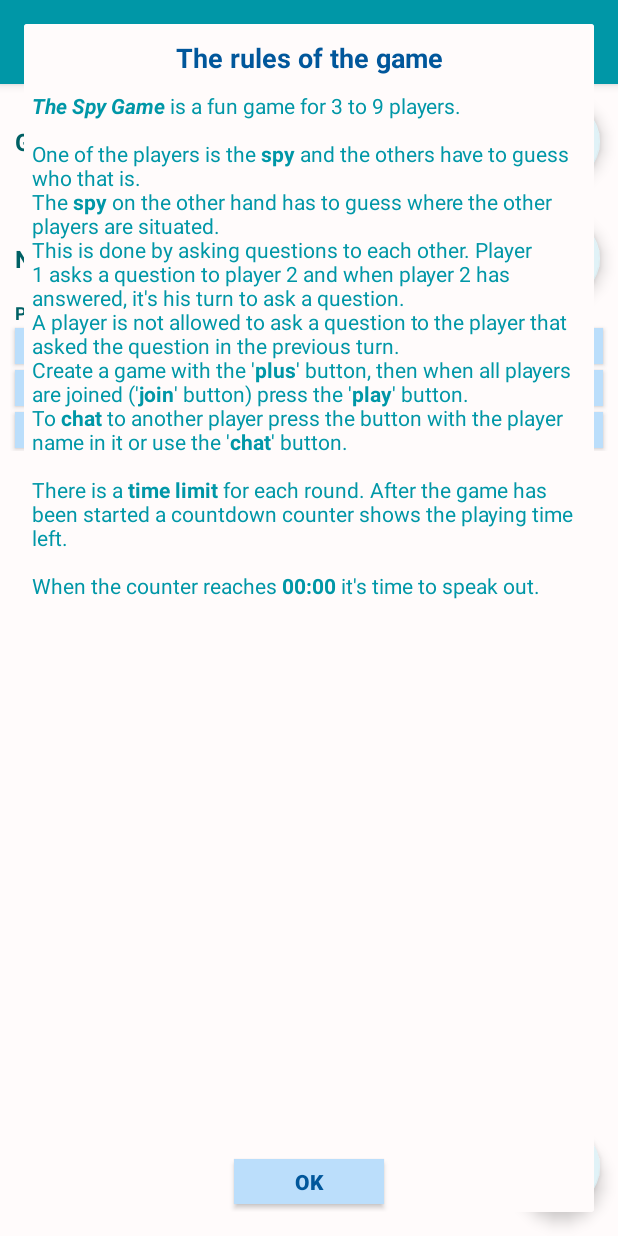
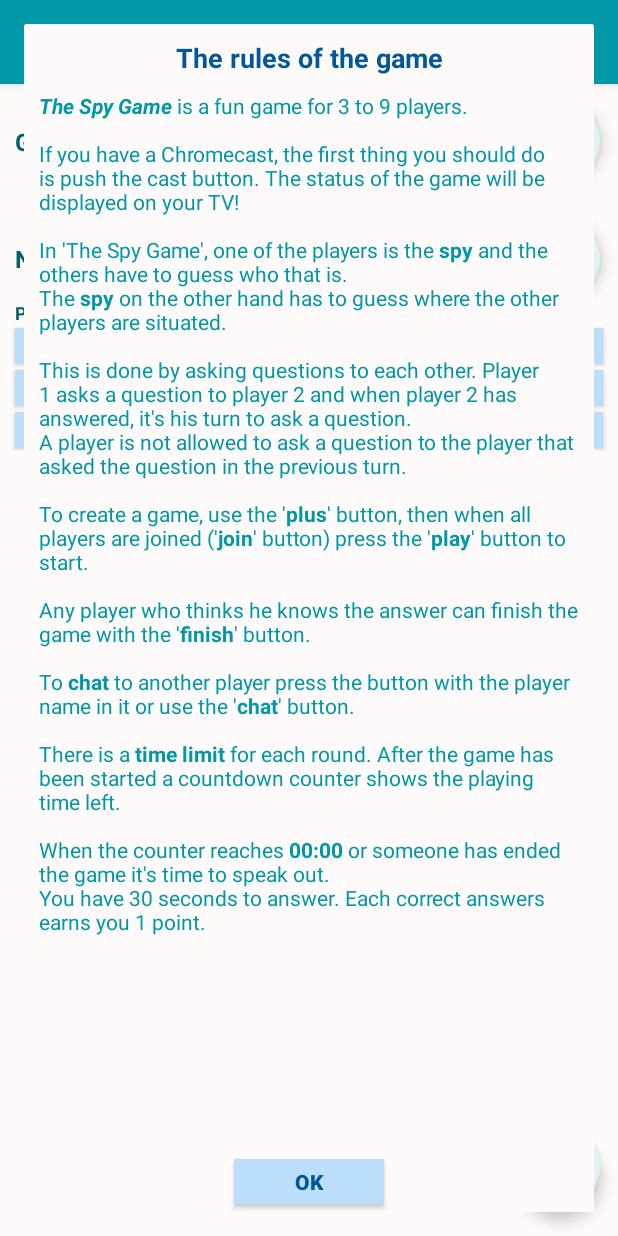
Before and after one commit to wthieme/TheSpyGame, an Android app: the screen it shows after launch (MainActivity), in the options menu, after a tap on "Rules", on a phone screen of 412 x 824 dp. Run offline under Robolectric (Android 15) with nearby library versions, the phone set to English and light mode, and no system bars; libraries missing offline, so code that uses them is left out: com.google.api.client; 6 statements that could not run were skipped.

Commit message:
Layout improvements, scrollbar in rules dialog

```diff
--- a/tsg_app/build.gradle
+++ b/tsg_app/build.gradle
@@ -8,8 +8,8 @@ android {
         applicationId "nl.whitedove.thespygame"
         minSdkVersion 17
         targetSdkVersion 25
-        versionCode 15
-        versionName "1.2.2"
+        versionCode 16
+        versionName "1.2.3"
     }
     buildTypes {
         release {
--- a/tsg_app/src/main/res/layout/content_main.xml
+++ b/tsg_app/src/main/res/layout/content_main.xml
@@ -12,9 +12,9 @@
         android:id="@+id/llGame"
         android:layout_width="match_parent"
         android:layout_height="55dp"
+        android:layout_marginTop="5dp"
         android:clipChildren="false"
         android:gravity="center"
-        android:layout_marginTop="5dp"
         android:orientation="horizontal"
         android:paddingTop="0dp">
 
@@ -22,8 +22,8 @@
             android:layout_width="wrap_content"
             android:layout_height="wrap_content"
             android:layout_marginStart="10dp"
-            android:width="60dp"
-            android:gravity="left"
+            android:gravity="start"
+            android:labelFor="@+id/etGame"
             android:text="@string/Game"
             android:textColor="@color/colorPrimaryDark"
             android:textSize="16sp"
@@ -32,6 +32,7 @@
         <EditText
             android:id="@+id/etGame"
             android:layout_width="0dp"
+            android:layout_marginStart="3dp"
             android:layout_height="wrap_content"
             android:layout_weight="1"
             android:width="60dp"
@@ -110,8 +111,8 @@
             android:layout_width="wrap_content"
             android:layout_height="wrap_content"
             android:layout_marginStart="10dp"
-            android:width="60dp"
-            android:gravity="left"
+            android:gravity="start"
+            android:labelFor="@+id/etNickname"
             android:text="@string/Nickname"
             android:textColor="@color/colorPrimaryDark"
             android:textSize="16sp"
@@ -123,6 +124,7 @@
             android:layout_height="wrap_content"
             android:layout_weight="1"
             android:width="60dp"
+            android:layout_marginStart="3dp"
             android:background="@drawable/edit_text"
             android:inputType="text"
             android:maxLength="10"
@@ -163,7 +165,7 @@
             android:layout_height="wrap_content"
             android:layout_marginStart="10dp"
             android:width="100dp"
-            android:gravity="left"
+            android:gravity="start"
             android:text="@string/Players"
             android:textColor="@color/colorPrimaryDark"
             android:textSize="12sp"
@@ -182,6 +184,7 @@
 
         <Button
             android:id="@+id/btnPlayer1"
+            style="android:attr/buttonBarButtonStyle"
             android:layout_width="match_parent"
             android:layout_height="wrap_content"
             android:layout_marginBottom="2dp"
@@ -199,6 +202,7 @@
 
         <Button
             android:id="@+id/btnPlayer2"
+            style="android:attr/buttonBarButtonStyle"
             android:layout_width="match_parent"
             android:layout_height="wrap_content"
             android:layout_marginBottom="2dp"
@@ -216,6 +220,7 @@
 
         <Button
             android:id="@+id/btnPlayer3"
+            style="android:attr/buttonBarButtonStyle"
             android:layout_width="match_parent"
             android:layout_height="wrap_content"
             android:layout_marginBottom="2dp"
@@ -244,6 +249,7 @@
 
         <Button
             android:id="@+id/btnPlayer4"
+            style="android:attr/buttonBarButtonStyle"
             android:layout_width="match_parent"
             android:layout_height="wrap_content"
             android:layout_marginBottom="2dp"
@@ -261,6 +267,7 @@
 
         <Button
             android:id="@+id/btnPlayer5"
+            style="android:attr/buttonBarButtonStyle"
             android:layout_width="match_parent"
             android:layout_height="wrap_content"
             android:layout_marginBottom="2dp"
@@ -278,6 +285,7 @@
 
         <Button
             android:id="@+id/btnPlayer6"
+            style="android:attr/buttonBarButtonStyle"
             android:layout_width="match_parent"
             android:layout_height="wrap_content"
             android:layout_marginBottom="2dp"
@@ -306,6 +314,7 @@
 
         <Button
             android:id="@+id/btnPlayer7"
+            style="android:attr/buttonBarButtonStyle"
             android:layout_width="match_parent"
             android:layout_height="wrap_content"
             android:layout_marginBottom="2dp"
@@ -323,6 +332,7 @@
 
         <Button
             android:id="@+id/btnPlayer8"
+            style="android:attr/buttonBarButtonStyle"
             android:layout_width="match_parent"
             android:layout_height="wrap_content"
             android:layout_marginBottom="2dp"
@@ -340,6 +350,7 @@
 
         <Button
             android:id="@+id/btnPlayer9"
+            style="android:attr/buttonBarButtonStyle"
             android:layout_width="match_parent"
             android:layout_height="wrap_content"
             android:layout_marginBottom="2dp"
--- a/tsg_app/src/main/res/layout/rules_dialog.xml
+++ b/tsg_app/src/main/res/layout/rules_dialog.xml
@@ -10,22 +10,31 @@
         android:layout_width="match_parent"
         android:layout_height="wrap_content"
         android:layout_margin="10dp"
+        android:gravity="center"
         android:text="@string/RulesTitle"
         android:textColor="@color/colorPrimary"
         android:textSize="18sp"
-        android:textStyle="bold"
-        android:gravity="center" />
+        android:textStyle="bold" />
+
+    <ScrollView
+        android:id="@+id/SCROLLER_ID"
+        android:layout_width="fill_parent"
+        android:layout_marginBottom="40dp"
+        android:layout_height="wrap_content"
+        android:layout_below="@+id/tvRulesTitle"
+        android:fillViewport="true"
+        android:scrollbars="vertical">
 
         <TextView
             android:id="@+id/tvRulesText"
             android:layout_width="wrap_content"
             android:layout_height="wrap_content"
-        android:layout_below="@+id/tvRulesTitle"
-        android:layout_marginLeft="5dp"
-        android:layout_marginRight="5dp"
+            android:layout_marginLeft="10dp"
+            android:layout_marginRight="10dp"
             android:text="@string/RulesTxt"
             android:textColor="@color/colorTekst"
             android:textSize="14sp" />
+    </ScrollView>
 
     <Button
         android:id="@+id/btOk"
--- a/tsg_app/src/main/res/values/strings.xml
+++ b/tsg_app/src/main/res/values/strings.xml
@@ -30,14 +30,17 @@
     <string name="OK">OK</string>
     <string name="RulesTitle">The rules of the game</string>
     <string name="RulesTxt"><b><i>The Spy Game</i></b> is a fun game for 3 to 9 players.
-        \n\nOne of the players is the <b>spy</b> and the others have to guess who that is.
+        \n\nIf you have a Chromecast, the first thing you should do is push the cast button. The status of the game will be displayed on your TV!
+        \n\nIn \'The Spy Game\', one of the players is the <b>spy</b> and the others have to guess who that is.
         \nThe <b>spy</b> on the other hand has to guess where the other players are situated.
-        \nThis is done by asking questions to each other. Player 1 asks a question to player 2 and when player 2 has answered, it\'s his turn to ask a question.
+        \n\nThis is done by asking questions to each other. Player 1 asks a question to player 2 and when player 2 has answered, it\'s his turn to ask a question.
         \nA player is not allowed to ask a question to the player that asked the question in the previous turn.
-        \nCreate a game with the \'<b>plus</b>\' button, then when all players are joined (\'<b>join</b>\' button) press the \'<b>play</b>\' button.
-        \nTo <b>chat</b> to another player press the button with the player name in it or use the \'<b>chat</b>\' button.
+        \n\nTo create a game, use the \'<b>plus</b>\' button, then when all players are joined (\'<b>join</b>\' button) press the \'<b>play</b>\' button to start.
+        \n\nAny player who thinks he knows the answer can finish the game with the \'<b>finish</b>\' button.
+        \n\nTo <b>chat</b> to another player press the button with the player name in it or use the \'<b>chat</b>\' button.
         \n\nThere is a <b>time limit</b> for each round. After the game has been started a countdown counter shows the playing time left.
-        \n\nWhen the counter reaches <b>00:00</b> it\'s time to speak out.
+        \n\nWhen the counter reaches <b>00:00</b> or someone has ended the game it\'s time to speak out.
+        \nYou have 30 seconds to answer. Each correct answers earns you 1 point.
 </string>
     <string name="LocationsTitle">Possible locations</string>
     <string name="CountryUnknown">Country unknown</string>
```
Lines whose indentation alone changed are shown as unchanged.
